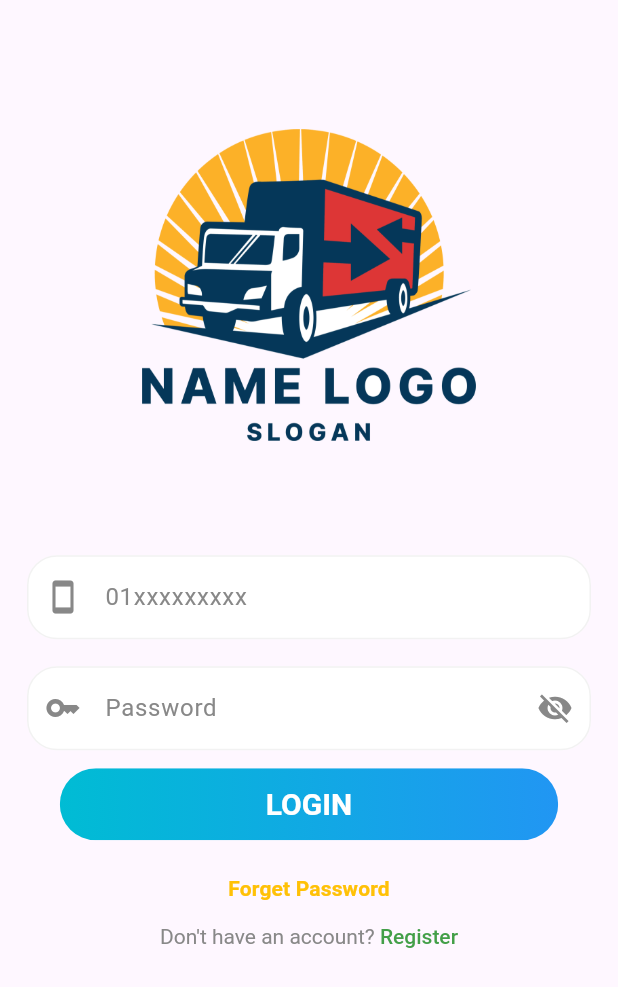
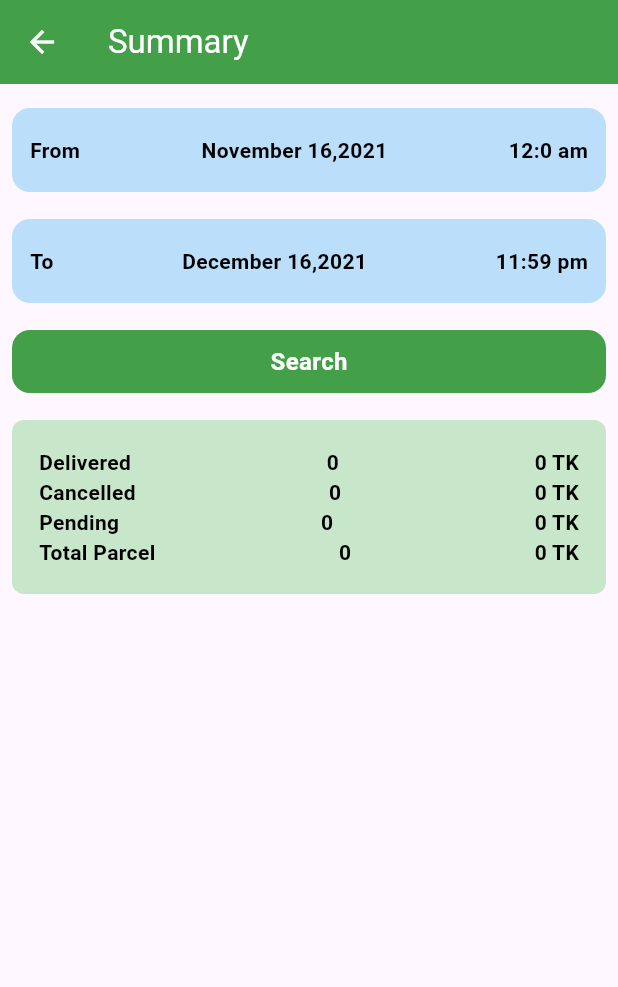
Before and after one commit to MouBiswas16/albarakah, a Flutter app: the screen it shows after launch, after a tap on "LOGIN", on a phone screen of 412 x 824 dp. Shown: the top 987 px of the screen. Run offline on Flutter 3.47's test engine with Material 3 defaults, Android fonts, the phone set to English and light mode, and no system bars; our stand-ins replace flutter_native_splash.

Commit message:
summary screen

```diff
--- a/lib/core/utils/constans.dart
+++ b/lib/core/utils/constans.dart
@@ -4,5 +4,6 @@ import 'package:albarakah/core/export/export.dart';
 
 Color primaryColor = const Color.fromARGB(255, 67, 159, 72);
 Color textColor = Color.fromARGB(255, 136, 136, 136);
+Color blackTextColor = Colors.black;
 Color backgroundColor = const Color.fromARGB(255, 242, 242, 242);
 Image appLogo = Image.asset("assets/images/top_speed.png");
--- a/lib/screens/login.dart
+++ b/lib/screens/login.dart
@@ -1,6 +1,7 @@
 // ignore_for_file: prefer_const_constructors, prefer_const_literals_to_create_immutables, must_be_immutable
 
 import 'package:albarakah/core/export/export.dart';
+import 'package:albarakah/screens/summary.dart';
 
 class LoginScreen extends StatefulWidget {
   const LoginScreen({super.key});
@@ -123,8 +124,16 @@ class _LoginScreenState extends State<LoginScreen> {
                               ),
                             ),
                           ),
+                          /*            Go to Summary Screen Here            */
                           TextButton(
-                            onPressed: () {},
+                            onPressed: () {
+                              Navigator.push(
+                                context,
+                                MaterialPageRoute(
+                                  builder: (context) => SummaryScreen(),
+                                ),
+                              );
+                            },
                             style: TextButton.styleFrom(
                               padding: EdgeInsets.only(
                                 top: 8,
--- /dev/null
+++ b/lib/screens/summary.dart
@@ -0,0 +1,234 @@
+// ignore_for_file: prefer_const_constructors, prefer_const_literals_to_create_immutables
+
+import 'package:albarakah/core/export/export.dart';
+
+class SummaryScreen extends StatelessWidget {
+  const SummaryScreen({super.key});
+
+  @override
+  Widget build(BuildContext context) {
+    return Scaffold(
+      /*            Appbar  Here            */
+      appBar: AppBar(
+        backgroundColor: primaryColor,
+        leading: IconButton(
+          onPressed: () {
+            Navigator.pop(context);
+          },
+          icon: Icon(
+            Icons.arrow_back,
+            color: Colors.white,
+          ),
+        ),
+        title: Text(
+          "Summary",
+          style: TextStyle(color: Colors.white),
+        ),
+      ),
+      body: Padding(
+        padding: const EdgeInsets.all(8.0),
+        child: Column(
+          children: [
+            SizedBox(height: 8),
+            /*            From Container Here            */
+            Container(
+              decoration: BoxDecoration(
+                color: Colors.blue[100],
+                borderRadius: BorderRadius.circular(12),
+              ),
+              width: MediaQuery.of(context).size.width,
+              child: Padding(
+                padding: const EdgeInsets.only(
+                    right: 12, left: 12, top: 18, bottom: 18),
+                child: Row(
+                  mainAxisAlignment: MainAxisAlignment.spaceBetween,
+                  children: [
+                    Text(
+                      "From",
+                      style: TextStyle(
+                          fontWeight: FontWeight.bold, color: blackTextColor),
+                    ),
+                    Text(
+                      "November 16,2021",
+                      style: TextStyle(
+                          fontWeight: FontWeight.bold, color: blackTextColor),
+                    ),
+                    Text(
+                      "12:0 am",
+                      style: TextStyle(
+                          fontWeight: FontWeight.bold, color: blackTextColor),
+                    ),
+                  ],
+                ),
+              ),
+            ),
+            SizedBox(height: 18),
+            /*            To Container Here            */
+            Container(
+              decoration: BoxDecoration(
+                color: Colors.blue[100],
+                borderRadius: BorderRadius.circular(12),
+              ),
+              width: MediaQuery.of(context).size.width,
+              child: Padding(
+                padding: const EdgeInsets.only(
+                    right: 12, left: 12, top: 18, bottom: 18),
+                child: Row(
+                  mainAxisAlignment: MainAxisAlignment.spaceBetween,
+                  children: [
+                    Text(
+                      "To",
+                      style: TextStyle(
+                          fontWeight: FontWeight.bold, color: blackTextColor),
+                    ),
+                    Text(
+                      "December 16,2021",
+                      style: TextStyle(
+                          fontWeight: FontWeight.bold, color: blackTextColor),
+                    ),
+                    Text(
+                      "11:59 pm",
+                      style: TextStyle(
+                          fontWeight: FontWeight.bold, color: blackTextColor),
+                    ),
+                  ],
+                ),
+              ),
+            ),
+            SizedBox(height: 18),
+            /*            Search button Here            */
+            InkWell(
+              onTap: () {},
+              child: Container(
+                decoration: BoxDecoration(
+                  color: primaryColor,
+                  borderRadius: BorderRadius.circular(12),
+                ),
+                width: MediaQuery.of(context).size.width,
+                height: 42,
+                child: Center(
+                  child: Text(
+                    "Search",
+                    style: TextStyle(
+                      color: Colors.white,
+                      fontWeight: FontWeight.bold,
+                      fontSize: 16,
+                    ),
+                  ),
+                ),
+              ),
+            ),
+            SizedBox(height: 18),
+            /*            Details container Here            */
+            Container(
+              decoration: BoxDecoration(
+                color: Colors.green[100],
+                borderRadius: BorderRadius.circular(8),
+              ),
+              child: Padding(
+                padding:
+                    EdgeInsets.only(right: 18, left: 18, top: 18, bottom: 18),
+                child: Column(
+                  children: [
+                    Row(
+                      mainAxisAlignment: MainAxisAlignment.spaceBetween,
+                      children: [
+                        Text(
+                          "Delivered",
+                          style: TextStyle(
+                              fontWeight: FontWeight.bold,
+                              color: blackTextColor),
+                        ),
+                        Text(
+                          "0",
+                          style: TextStyle(
+                              fontWeight: FontWeight.bold,
+                              color: blackTextColor),
+                        ),
+                        Text(
+                          "0 TK",
+                          style: TextStyle(
+                              fontWeight: FontWeight.bold,
+                              color: blackTextColor),
+                        ),
+                      ],
+                    ),
+                    Row(
+                      mainAxisAlignment: MainAxisAlignment.spaceBetween,
+                      children: [
+                        Text(
+                          "Cancelled",
+                          style: TextStyle(
+                              fontWeight: FontWeight.bold,
+                              color: blackTextColor),
+                        ),
+                        Text(
+                          "0",
+                          style: TextStyle(
+                              fontWeight: FontWeight.bold,
+                              color: blackTextColor),
+                        ),
+                        Text(
+                          "0 TK",
+                          style: TextStyle(
+                              fontWeight: FontWeight.bold,
+                              color: blackTextColor),
+                        ),
+                      ],
+                    ),
+                    Row(
+                      mainAxisAlignment: MainAxisAlignment.spaceBetween,
+                      children: [
+                        Text(
+                          "Pending",
+                          style: TextStyle(
+                              fontWeight: FontWeight.bold,
+                              color: blackTextColor),
+                        ),
+                        Text(
+                          "0",
+                          style: TextStyle(
+                              fontWeight: FontWeight.bold,
+                              color: blackTextColor),
+                        ),
+                        Text(
+                          "0 TK",
+                          style: TextStyle(
+                              fontWeight: FontWeight.bold,
+                              color: blackTextColor),
+                        ),
+                      ],
+                    ),
+                    Row(
+                      mainAxisAlignment: MainAxisAlignment.spaceBetween,
+                      children: [
+                        Text(
+                          "Total Parcel",
+                          style: TextStyle(
+                              fontWeight: FontWeight.bold,
+                              color: blackTextColor),
+                        ),
+                        Text(
+                          "0",
+                          style: TextStyle(
+                              fontWeight: FontWeight.bold,
+                              color: blackTextColor),
+                        ),
+                        Text(
+                          "0 TK",
+                          style: TextStyle(
+                              fontWeight: FontWeight.bold,
+                              color: blackTextColor),
+                        ),
+                      ],
+                    ),
+                  ],
+                ),
+              ),
+            ),
+          ],
+        ),
+      ),
+    );
+  }
+}
```
Also changed, not shown: 129 other files.
